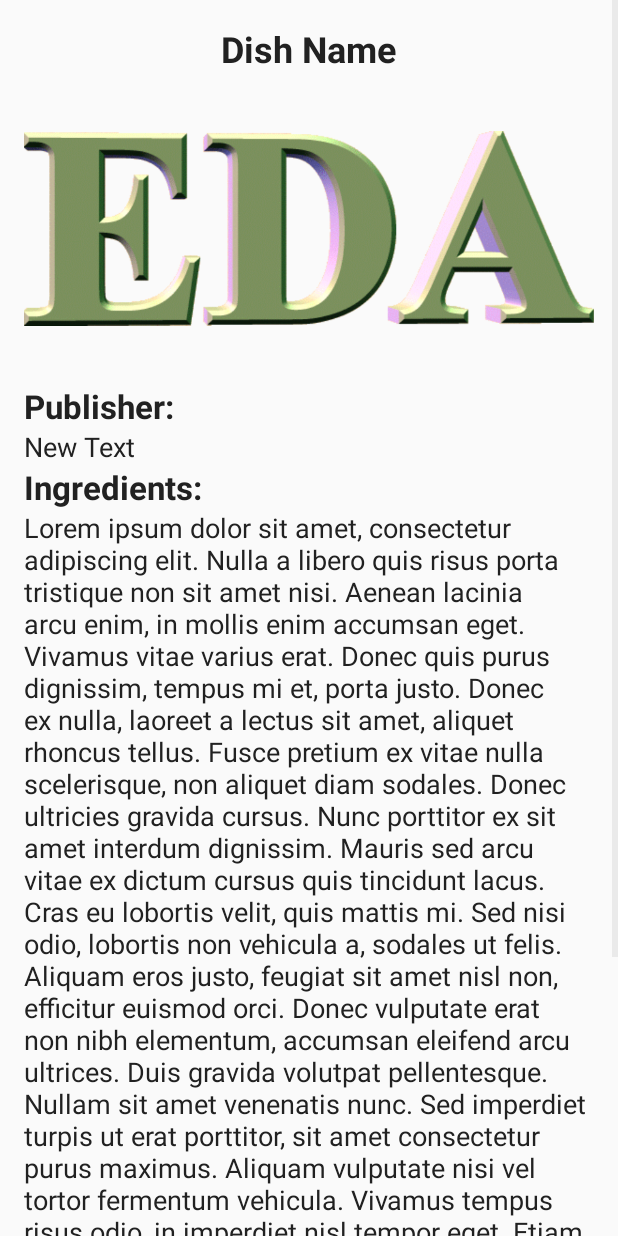
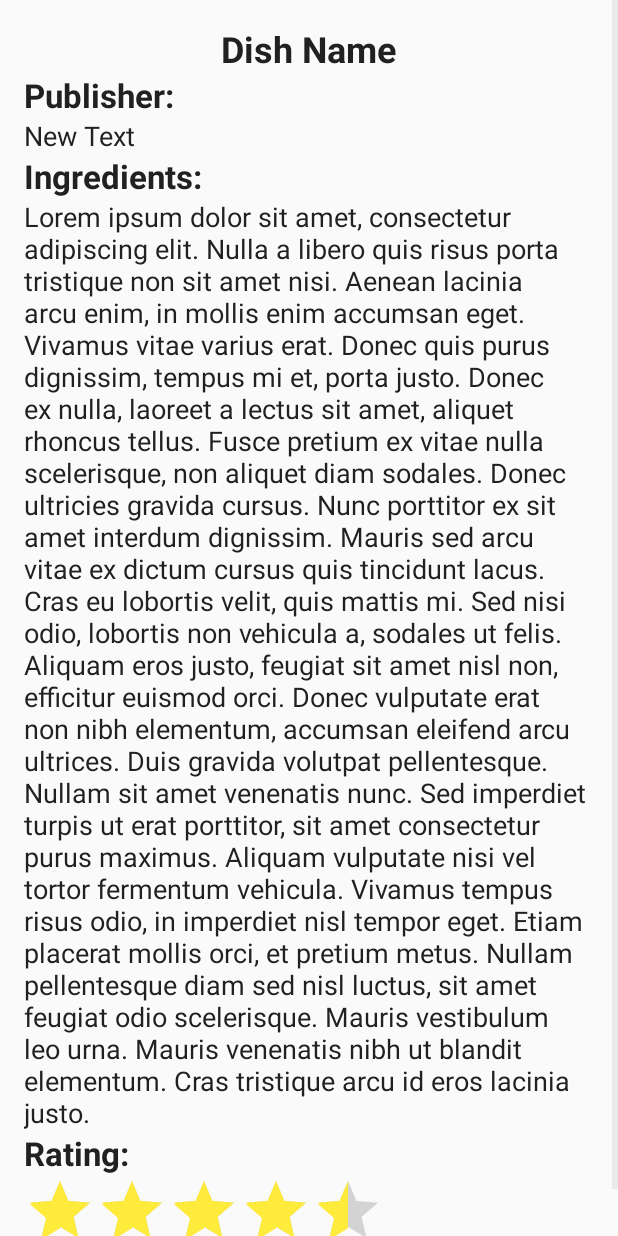
Before and after one commit to battleroy/DishDigger, an Android app: the DishActivity screen opened directly, with no data from a screen before it, on a phone screen of 412 x 824 dp. Run offline under Robolectric (Android 15) with nearby library versions, the phone set to English and light mode, and no system bars; libraries missing offline, so code that uses them is left out: android.support.v7.

Commit message:
Design improved

```diff
--- a/app/build.gradle
+++ b/app/build.gradle
@@ -26,4 +26,5 @@ dependencies {
     compile 'org.jbundle.util.osgi.wrapped:org.jbundle.util.osgi.wrapped.org.apache.http.client:4.1.2'
     compile 'com.android.support:design:23.1.0'
     compile 'com.quinny898.library.persistentsearch:library:1.1.0-SNAPSHOT'
+    compile 'com.android.support:palette-v7:21.0.+'
 }
--- a/app/src/main/java/by/bsu/battleroy/pmvs_lab03/activities/MainActivity.java
+++ b/app/src/main/java/by/bsu/battleroy/pmvs_lab03/activities/MainActivity.java
@@ -6,8 +6,11 @@ import android.content.DialogInterface;
 import android.content.Intent;
 import android.graphics.Bitmap;
 import android.graphics.BitmapFactory;
+import android.graphics.drawable.BitmapDrawable;
+import android.graphics.drawable.ColorDrawable;
 import android.net.Uri;
 import android.os.AsyncTask;
+import android.os.Build;
 import android.os.Bundle;
 import android.speech.RecognizerIntent;
 import android.support.v4.content.ContextCompat;
@@ -47,6 +50,7 @@ import java.util.List;
 
 import by.bsu.battleroy.pmvs_lab03.R;
 import by.bsu.battleroy.pmvs_lab03.model.Recipe;
+import by.bsu.battleroy.pmvs_lab03.util.BitmapFiltering;
 import by.bsu.battleroy.pmvs_lab03.view.RecipeView;
 
 
@@ -80,6 +84,7 @@ public class MainActivity extends AppCompatActivity implements SearchBox.SearchL
         progressDialog.setProgressStyle(ProgressDialog.STYLE_SPINNER);
         progressDialog.setMessage(getString(R.string.wait));
         progressDialog.setOnCancelListener(this);
+        progressDialog.setCancelable(false);
 
         ivSearch = (ImageView) findViewById(R.id.iv_search_icon);
         tvTapSearch = (TextView) findViewById(R.id.tv_tap_search);
--- a/app/src/main/java/by/bsu/battleroy/pmvs_lab03/view/RecipeView.java
+++ b/app/src/main/java/by/bsu/battleroy/pmvs_lab03/view/RecipeView.java
@@ -17,7 +17,7 @@ public class RecipeView extends ImageView {
     private String recipeId;
     private Paint footerBgPaint;
     private TextPaint footerTextPaint;
-    private Rect footerRect = new Rect();
+    private Rect footerRect;
 
     private Context context;
 
@@ -38,6 +38,8 @@ public class RecipeView extends ImageView {
         footerTextPaint.setAlpha(255);
         footerTextPaint.setTextSize(20);
         footerTextPaint.setTextAlign(Paint.Align.LEFT);
+
+        footerRect = new Rect();
     }
 
     @Override
--- a/app/src/main/res/layout/activity_dish.xml
+++ b/app/src/main/res/layout/activity_dish.xml
@@ -21,12 +21,13 @@
             android:layout_height="wrap_content"
             android:layout_centerHorizontal="true"
             android:text="@string/dish_name"
-            android:textAppearance="@style/Base.TextAppearance.AppCompat.Headline"
+            android:textAppearance="@style/contentTextStyle"
             android:textColor="@color/colorPrimaryText"
             android:textStyle="bold"
-            android:textAlignment="center" />
+            android:textAlignment="center"
+            android:textSize="24sp" />
 
-        <ImageView
+  <!--      <ImageView
             android:id="@+id/iv_dish"
             android:layout_width="wrap_content"
             android:layout_height="wrap_content"
@@ -35,18 +36,20 @@
             android:src="@drawable/eda"
             android:layout_below="@+id/tv_dish_name"
             android:layout_centerHorizontal="true"
-            android:scaleType="fitCenter" />
+            android:scaleType="fitCenter" />   -->
 
+        <!--android:layout_below="@+id/iv_dish" -->
         <TextView
             android:id="@+id/tv_publisher"
             android:layout_width="wrap_content"
             android:layout_height="wrap_content"
             android:layout_alignParentStart="true"
-            android:layout_below="@+id/iv_dish"
+            android:layout_below="@+id/tv_dish_name"
             android:text="@string/publisher"
-            android:textAppearance="@style/Base.TextAppearance.AppCompat.Large"
-            android:textColor="@color/colorPrimaryText"
-            android:textStyle="bold" />
+            android:textAppearance="@style/contentTextStyle"
+            android:textStyle="bold"
+            android:textSize="22sp"
+            android:textColor="@color/colorPrimaryText" />
 
         <TextView
             android:id="@+id/tv_ingredients"
@@ -55,9 +58,10 @@
             android:layout_alignParentStart="true"
             android:layout_below="@+id/tv_publisher_name"
             android:text="@string/ingredients"
-            android:textAppearance="@style/Base.TextAppearance.AppCompat.Large"
-            android:textColor="@color/colorPrimaryText"
-            android:textStyle="bold" />
+            android:textAppearance="@style/contentTextStyle"
+            android:textStyle="bold"
+            android:textSize="22sp"
+            android:textColor="@color/colorPrimaryText" />
 
         <TextView
             android:id="@+id/tv_ingredients_body"
@@ -66,8 +70,9 @@
             android:layout_alignParentStart="true"
             android:layout_below="@+id/tv_ingredients"
             android:text="@string/lorem"
-            android:textAppearance="@style/Base.TextAppearance.AppCompat.Medium"
-            android:textColor="@color/colorPrimaryText" />
+            android:textAppearance="@style/contentTextStyle"
+            android:textColor="@color/colorPrimaryText"
+            android:textSize="18sp" />
 
         <TextView
             android:id="@+id/tv_rating"
@@ -76,11 +81,12 @@
             android:layout_alignParentStart="true"
             android:layout_below="@+id/tv_ingredients_body"
             android:text="@string/rating"
-            android:textAppearance="@style/Base.TextAppearance.AppCompat.Large"
-            android:textColor="@color/colorPrimaryText"
+            android:textAppearance="@style/contentTextStyle"
             android:textStyle="bold"
             android:singleLine="false"
-            android:password="false" />
+            android:password="false"
+            android:textSize="22sp"
+            android:textColor="@color/colorPrimaryText" />
 
         <TextView
             android:id="@+id/tv_publisher_name"
@@ -89,8 +95,9 @@
             android:layout_alignParentStart="true"
             android:layout_below="@+id/tv_publisher"
             android:text="New Text"
-            android:textAppearance="@style/Base.TextAppearance.AppCompat.Medium"
-            android:textColor="@color/colorPrimaryText" />
+            android:textAppearance="@style/contentTextStyle"
+            android:textColor="@color/colorPrimaryText"
+            android:textSize="18sp" />
 
         <RatingBar
             android:id="@+id/rb_dish"
--- a/app/src/main/res/values/styles.xml
+++ b/app/src/main/res/values/styles.xml
@@ -10,4 +10,13 @@
         <item name="android:textColorPrimary">@android:color/white</item>
     </style>
 
+    <style name="contentTextStyle">
+        <item name="android:paddingLeft">4px</item>
+        <item name="android:paddingBottom">4px</item>
+        <item name="android:shadowColor">#ffffff</item>
+        <item name="android:shadowDx">1</item>
+        <item name="android:shadowDy">1</item>
+        <item name="android:shadowRadius">1</item>
+    </style>
+
 </resources>
```
Also changed, not shown: app/src/main/java/by/bsu/battleroy/pmvs_lab03/activities/DishActivity.java (+12 -2 lines), app/src/main/java/by/bsu/battleroy/pmvs_lab03/util/BitmapFiltering.java (+129 -0 lines), 1 other file.
